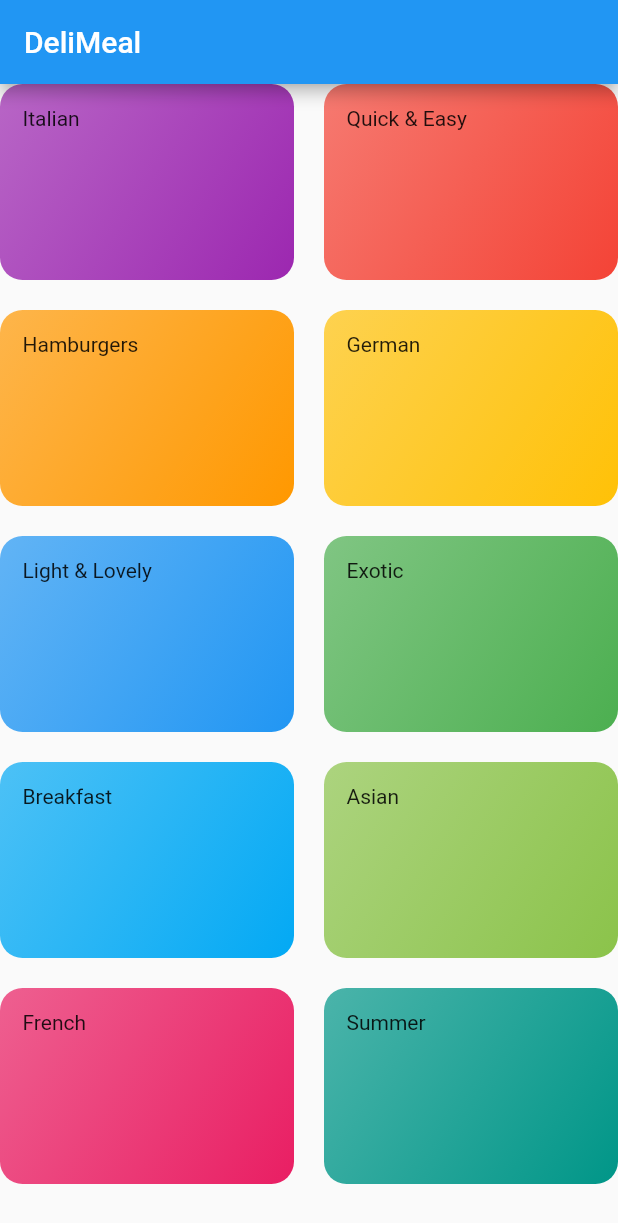
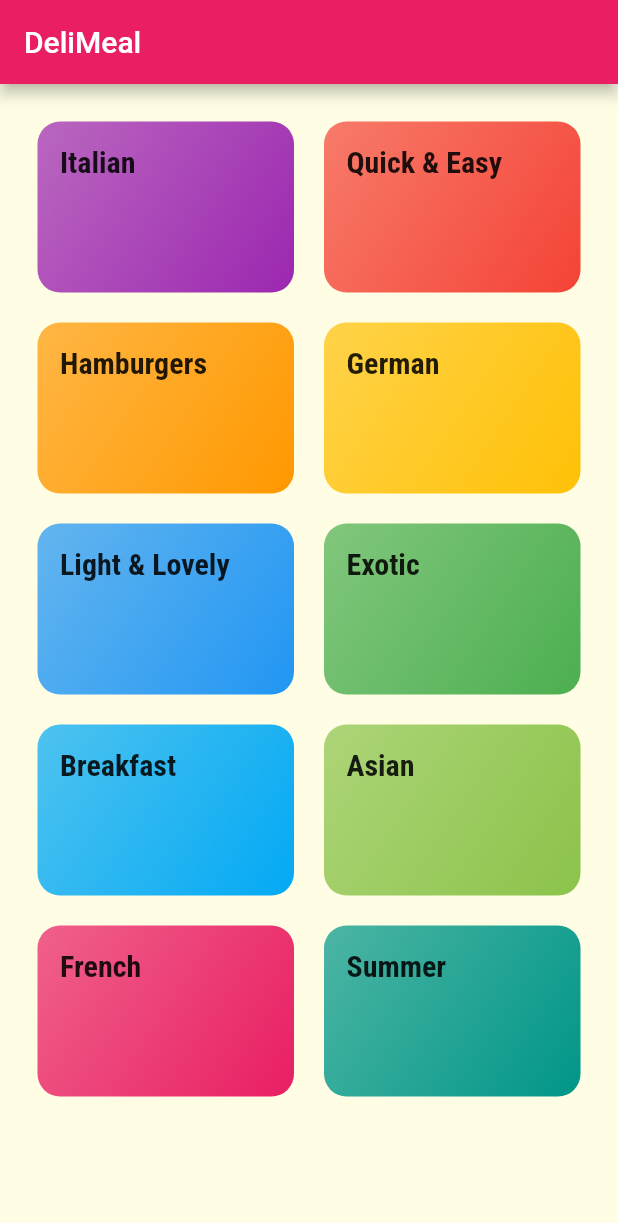
Before and after one commit to GrafSoul/meals-app-flutter, a Flutter app: the screen it shows after launch, on a phone screen of 412 x 824 dp. Shown: the top 1223 px of the screen. Run offline on Flutter 3.47's test engine with Material 2 defaults, Android fonts, the phone set to English and light mode, and no system bars.

Commit message:
feat: Added fonts for app.

```diff
--- a/lib/categories_screen.dart
+++ b/lib/categories_screen.dart
@@ -13,6 +13,7 @@ class CategoriesScreen extends StatelessWidget {
         title: const Text('DeliMeal'),
       ),
       body: GridView(
+        padding: const EdgeInsets.all(25),
         gridDelegate: const SliverGridDelegateWithMaxCrossAxisExtent(
           maxCrossAxisExtent: 200,
           childAspectRatio: 3 / 2,
--- a/lib/category_item.dart
+++ b/lib/category_item.dart
@@ -8,7 +8,11 @@ class CategoryItem extends StatelessWidget {
 
   @override
   Widget build(BuildContext context) {
-    return Container(
+    return InkWell(
+
+      splashColor: Theme.of(context).primaryColor,
+      borderRadius: BorderRadius.circular(15),
+      child: Container(
         padding: const EdgeInsets.all(15),
         decoration: BoxDecoration(
           gradient: LinearGradient(
@@ -21,7 +25,8 @@ class CategoryItem extends StatelessWidget {
           ),
           borderRadius: BorderRadius.circular(15),
         ),
-      child: Text(title),
+        child: Text(title, style: Theme.of(context).textTheme.subtitle1,),
+      ),
     );
   }
 }
--- /dev/null
+++ b/lib/category_meals_screen.dart
@@ -0,0 +1,17 @@
+import 'package:flutter/material.dart';
+
+class CategoryMealScreen extends StatelessWidget {
+  const CategoryMealScreen({Key? key}) : super(key: key);
+
+  @override
+  Widget build(BuildContext context) {
+    return Scaffold(
+      appBar: AppBar(
+        title: const Text('The Recipes'),
+      ),
+      body: const Center(
+        child: Text('The Recipes for the Category!'),
+      ),
+    );
+  }
+}
--- a/lib/main.dart
+++ b/lib/main.dart
@@ -1,3 +1,5 @@
+import 'dart:ui';
+
 import 'package:flutter/material.dart';
 
 import './categories_screen.dart';
@@ -12,8 +14,23 @@ class MyApp extends StatelessWidget {
     return MaterialApp(
       title: 'DeliMeals',
       theme: ThemeData(
-        primarySwatch: Colors.blue,
-      ),
+          colorScheme: ColorScheme.fromSwatch(primarySwatch: Colors.pink)
+              .copyWith(secondary: Colors.amber),
+          canvasColor: const Color.fromRGBO(255, 254, 229, 1),
+          fontFamily: 'Raleway',
+          textTheme: ThemeData.light().textTheme.copyWith(
+                bodyText1: const TextStyle(
+                  color: Color.fromRGBO(20, 51, 51, 1),
+                ),
+                bodyText2: const TextStyle(
+                  color: Color.fromRGBO(20, 51, 51, 1),
+                ),
+                subtitle1: const TextStyle(
+                  fontSize: 20,
+                  fontFamily: 'RobotoCondensed',
+                  fontWeight: FontWeight.bold
+                ),
+              )),
       home: const CategoriesScreen(),
     );
   }
```
Also changed, not shown: pubspec.yaml (+18 -6 lines), assets/fonts/Raleway-Black.ttf (added), assets/fonts/Raleway-Bold.ttf (added), assets/fonts/Raleway-Regular.ttf (added), assets/fonts/RobotoCondensed-Bold.ttf (added), assets/fonts/RobotoCondensed-Italic.ttf (added), assets/fonts/RobotoCondensed-Light.ttf (added), assets/fonts/RobotoCondensed-Regular.ttf (added). Lines whose indentation alone changed are shown as unchanged.
